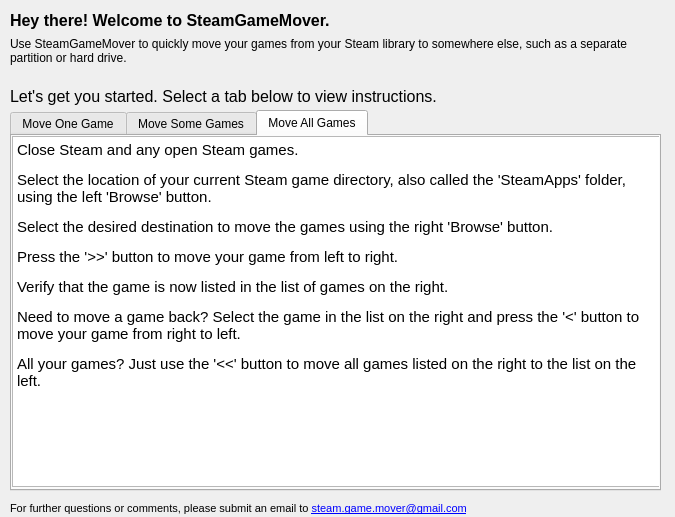
This is SteamGameMover/HelpDialog.ui in larryprice/SteamGameMover as Qt 5 draws it before an edit. The edited form follows.
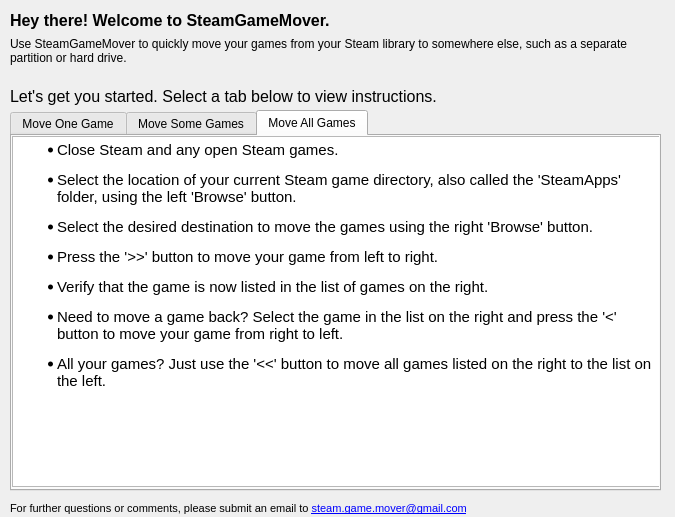
This is the edited form. Icons and pictures are not drawn.

The edit to the form file:
```diff
--- a/SteamGameMover/HelpDialog.ui
+++ b/SteamGameMover/HelpDialog.ui
@@ -182,13 +182,13 @@
 &lt;html&gt;&lt;head&gt;&lt;meta name=&quot;qrichtext&quot; content=&quot;1&quot; /&gt;&lt;style type=&quot;text/css&quot;&gt;
 p, li { white-space: pre-wrap; }
 &lt;/style&gt;&lt;/head&gt;&lt;body style=&quot; font-family:'Ubuntu'; font-size:11pt; font-weight:400; font-style:normal;&quot;&gt;
-&lt;p style=&quot; margin-top:0px; margin-bottom:0px; margin-left:0px; margin-right:0px; -qt-block-indent:0; text-indent:0px;&quot;&gt;Close Steam and any open Steam games.&lt;/p&gt;
-&lt;p style=&quot; margin-top:12px; margin-bottom:12px; margin-left:0px; margin-right:0px; -qt-block-indent:0; text-indent:0px;&quot;&gt;Select the location of your current Steam game directory, also called the 'SteamApps' folder, using the left 'Browse' button.&lt;/p&gt;
-&lt;p style=&quot; margin-top:12px; margin-bottom:12px; margin-left:0px; margin-right:0px; -qt-block-indent:0; text-indent:0px;&quot;&gt;Select the desired destination to move the games using the right 'Browse' button.&lt;/p&gt;
-&lt;p style=&quot; margin-top:12px; margin-bottom:12px; margin-left:0px; margin-right:0px; -qt-block-indent:0; text-indent:0px;&quot;&gt;Press the '&amp;gt;&amp;gt;' button to move your game from left to right.&lt;/p&gt;
-&lt;p style=&quot; margin-top:12px; margin-bottom:12px; margin-left:0px; margin-right:0px; -qt-block-indent:0; text-indent:0px;&quot;&gt;Verify that the game is now listed in the list of games on the right.&lt;/p&gt;
-&lt;p style=&quot; margin-top:12px; margin-bottom:12px; margin-left:0px; margin-right:0px; -qt-block-indent:0; text-indent:0px;&quot;&gt;Need to move a game back? Select the game in the list on the right and press the '&amp;lt;' button to move your game from right to left.&lt;/p&gt;
-&lt;p style=&quot; margin-top:12px; margin-bottom:12px; margin-left:0px; margin-right:0px; -qt-block-indent:0; text-indent:0px;&quot;&gt;All your games? Just use the '&amp;lt;&amp;lt;' button to move all games listed on the right to the list on the left.&lt;/p&gt;&lt;/body&gt;&lt;/html&gt;</string>
+&lt;ul style=&quot;margin-top: 0px; margin-bottom: 0px; margin-left: 0px; margin-right: 0px; -qt-list-indent: 1;&quot;&gt;&lt;li style=&quot; margin-top:12px; margin-bottom:0px; margin-left:0px; margin-right:0px; -qt-block-indent:0; text-indent:0px;&quot;&gt;Close Steam and any open Steam games.&lt;/li&gt;
+&lt;li style=&quot; margin-top:12px; margin-bottom:12px; margin-left:0px; margin-right:0px; -qt-block-indent:0; text-indent:0px;&quot;&gt;Select the location of your current Steam game directory, also called the 'SteamApps' folder, using the left 'Browse' button.&lt;/li&gt;
+&lt;li style=&quot; margin-top:12px; margin-bottom:12px; margin-left:0px; margin-right:0px; -qt-block-indent:0; text-indent:0px;&quot;&gt;Select the desired destination to move the games using the right 'Browse' button.&lt;/li&gt;
+&lt;li style=&quot; margin-top:12px; margin-bottom:12px; margin-left:0px; margin-right:0px; -qt-block-indent:0; text-indent:0px;&quot;&gt;Press the '&amp;gt;&amp;gt;' button to move your game from left to right.&lt;/li&gt;
+&lt;li style=&quot; margin-top:12px; margin-bottom:12px; margin-left:0px; margin-right:0px; -qt-block-indent:0; text-indent:0px;&quot;&gt;Verify that the game is now listed in the list of games on the right.&lt;/li&gt;
+&lt;li style=&quot; margin-top:12px; margin-bottom:12px; margin-left:0px; margin-right:0px; -qt-block-indent:0; text-indent:0px;&quot;&gt;Need to move a game back? Select the game in the list on the right and press the '&amp;lt;' button to move your game from right to left.&lt;/li&gt;
+&lt;li style=&quot; margin-top:12px; margin-bottom:12px; margin-left:0px; margin-right:0px; -qt-block-indent:0; text-indent:0px;&quot;&gt;All your games? Just use the '&amp;lt;&amp;lt;' button to move all games listed on the right to the list on the left.&lt;/li&gt;&lt;/ul&gt;&lt;/body&gt;&lt;/html&gt;</string>
      </property>
     </widget>
    </widget>
```
Left out of the diff: 28 changed lines with no effect on the pictures.
